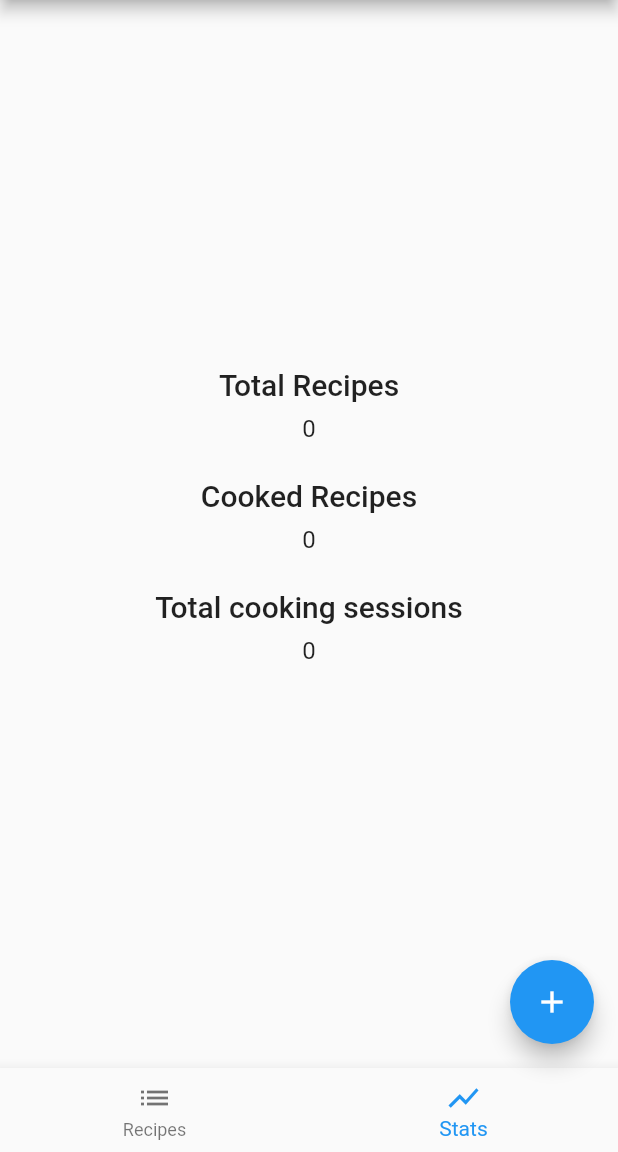
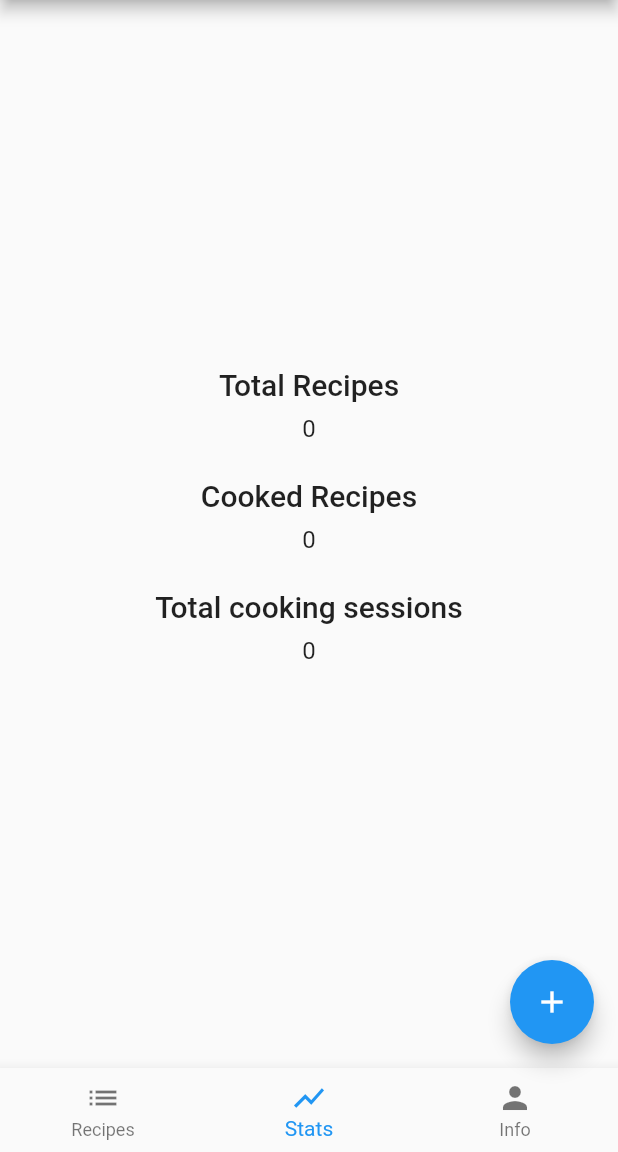
Before and after one commit to kcrpslcn/elmatrixChallenge, a Flutter app: the HomeScreen screen opened directly, item 2 of the bottom bar chosen, on a phone screen of 412 x 824 dp, the part 84-1236 px from its top. Run offline on Flutter 3.47's test engine with Material 2 defaults, Android fonts, the phone set to English and light mode, and no system bars; our stand-ins replace bloc, cloud_firestore, equatable, firebase_auth, firebase_core, firebase_storage and 3 more; accounts and stored records are empty; generated files the repository leaves out were written again; network calls fail.

Commit message:
FEATURE: add info tab and readme information

```diff
--- a/lib/models/app_tab.dart
+++ b/lib/models/app_tab.dart
@@ -1 +1 @@
-enum Tabs { recipes, stats } //TODO add info tab with my information
+enum Tabs { recipes, stats, info }
--- a/lib/screens/home_screen.dart
+++ b/lib/screens/home_screen.dart
@@ -1,5 +1,6 @@
 import 'package:elmatrix_niclas/blocs/tab/tab_bloc.dart';
 import 'package:elmatrix_niclas/models/models.dart';
+import 'package:elmatrix_niclas/widgets/info.dart';
 import 'package:elmatrix_niclas/widgets/recipes.dart';
 import 'package:elmatrix_niclas/widgets/widgets.dart';
 import 'package:flutter/material.dart';
@@ -14,7 +15,7 @@ class HomeScreen extends StatelessWidget {
           appBar: AppBar(
             title: Text('Elmatrix Recipes'),
           ),
-          body: activeTab == Tabs.recipes ? Recipes() : Stats(),
+          body: _body(activeTab),
           floatingActionButton: FloatingActionButton(
             onPressed: () {
               Navigator.pushNamed(context, '/addRecipe');
@@ -30,4 +31,17 @@ class HomeScreen extends StatelessWidget {
       },
     );
   }
+
+  Widget _body(Tabs activeTab) {
+    switch (activeTab) {
+      case Tabs.recipes:
+        return Recipes();
+      case Tabs.stats:
+        return Stats();
+      case Tabs.info:
+        return Info();
+      default:
+        return Container();
+    }
+  }
 }
--- a/lib/widgets/tab_selector.dart
+++ b/lib/widgets/tab_selector.dart
@@ -20,12 +20,46 @@ class TabSelector extends StatelessWidget {
       onTap: (index) => onTabSelected(Tabs.values[index]),
       items: Tabs.values.map((tab) {
         return BottomNavigationBarItem(
-          icon: Icon(
-            tab == Tabs.recipes ? Icons.list : Icons.show_chart,
-          ),
-          label: tab == Tabs.stats ? 'Stats' : 'Recipes',
+          icon: _icon(tab),
+          label: _label(tab),
         );
       }).toList(),
     );
   }
+
+  Widget _icon(Tabs tab) {
+    IconData icon;
+    switch (tab) {
+      case Tabs.stats:
+        icon = Icons.show_chart;
+        break;
+      case Tabs.recipes:
+        icon = Icons.list;
+        break;
+      case Tabs.info:
+        icon = Icons.person;
+        break;
+      default:
+        icon = Icons.error;
+    }
+    return Icon(icon);
+  }
+
+  String _label(Tabs tab) {
+    String label;
+    switch (tab) {
+      case Tabs.stats:
+        label = 'Stats';
+        break;
+      case Tabs.recipes:
+        label = 'Recipes';
+        break;
+      case Tabs.info:
+        label = 'Info';
+        break;
+      default:
+        label = 'N/A';
+    }
+    return label;
+  }
 }
--- a/recipes_repository/lib/src/models/recipe.dart
+++ b/recipes_repository/lib/src/models/recipe.dart
@@ -4,7 +4,6 @@ import 'package:recipes_repository/src/models/step_list.dart';
 import 'package:uuid/uuid.dart';
 import '../entities/entities.dart';
 
-//TODO? use only primitives in model
 @immutable
 class Recipe {
   final String id;
@@ -69,7 +68,6 @@ class Recipe {
             id == other.id;
   }
 
-  // TODO look into Felix repository why and how he does this
   RecipeEntity toEntity() {
     return RecipeEntity(
       id: id,
```
Also changed, not shown: TODO.txt (deleted, +0 -29 lines), lib/widgets/info.dart (added, +43 -0 lines), 1 other file.
